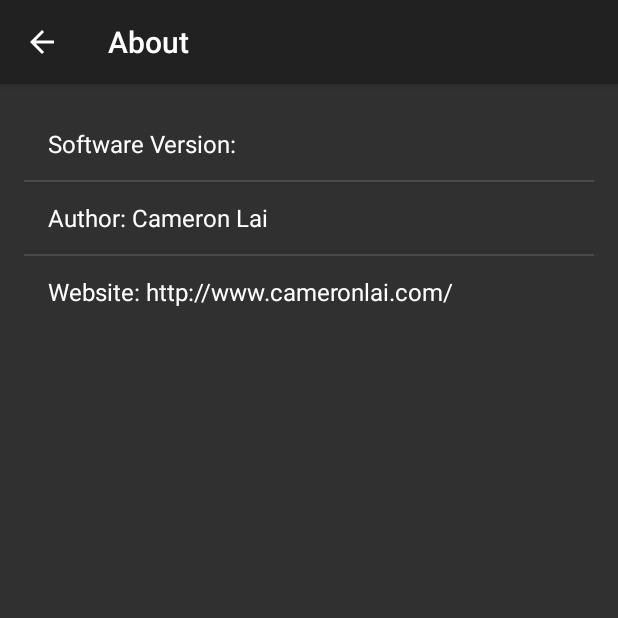
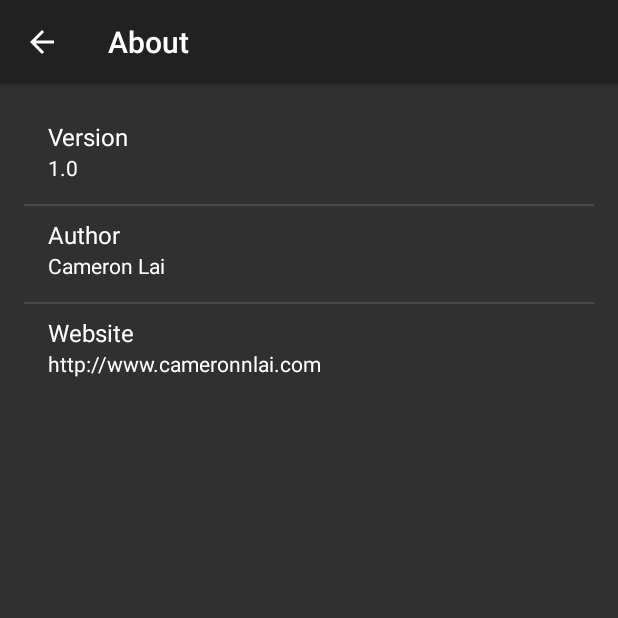
Before and after one commit to cameronlai/Phonehaviour, an Android app: the AboutActivity screen opened directly, with no data from a screen before it, on a phone screen of 412 x 824 dp, the top half of it. Run offline under Robolectric (Android 15) with nearby library versions, the phone set to English and light mode, and no system bars.

Commit message:
Update about page with two lines

```diff
--- a/app/src/main/java/com/cameronlai/phonehaviour/AboutActivity.java
+++ b/app/src/main/java/com/cameronlai/phonehaviour/AboutActivity.java
@@ -1,5 +1,6 @@
 package com.cameronlai.phonehaviour;
 
+import android.app.ListActivity;
 import android.content.Context;
 import android.content.Intent;
 import android.content.pm.PackageManager;
@@ -11,55 +12,37 @@ import android.view.MenuItem;
 import android.view.View;
 import android.widget.ArrayAdapter;
 import android.widget.ListView;
+import android.widget.SimpleAdapter;
+
+import org.apache.http.message.BasicNameValuePair;
 
 import java.util.ArrayList;
+import java.util.HashMap;
 import java.util.List;
 
 
 public class AboutActivity extends ActionBarActivity {
-    private  ListView listView ;
-    private Context context;
-
     @Override
     protected void onCreate(Bundle savedInstanceState) {
         super.onCreate(savedInstanceState);
         setContentView(R.layout.activity_about);
-        context = getApplicationContext();
-        List<String> values = new ArrayList<String>();
+        Context mContext = getApplicationContext();
+        ListView mListView = (ListView) findViewById(R.id.about_list);
 
-        // Get ListView object from xml
-        listView = (ListView) findViewById(R.id.about_list);
+        List<BasicNameValuePair> list = new ArrayList<BasicNameValuePair>();
+        BasicNameValuePair item;
 
-        // Get Data
-        String mSoftwareVersion = "Software Version: ";
-        try {
-            mSoftwareVersion = mSoftwareVersion.concat(context.getPackageManager().getPackageInfo(context.getPackageName(), 0).versionName);
-            values.add(mSoftwareVersion);
-        }
-        catch (PackageManager.NameNotFoundException e) {
-            // Do Nothing
-        }
-        values.add("Author: Cameron Lai");
-        values.add("Website: http://www.cameronlai.com/");
+        item = new BasicNameValuePair("Version",  mContext.getString(R.string.version));
+        list.add(item);
 
-        ArrayAdapter<String> adapter = new ArrayAdapter<String>(this,
-                android.R.layout.simple_list_item_1, android.R.id.text1, values);
+        item = new BasicNameValuePair("Author",  "Cameron Lai");
+        list.add(item);
 
-        listView.setAdapter(adapter);
-    }
+        item = new BasicNameValuePair("Website",  "http://www.cameronnlai.com");
+        list.add(item);
 
-    @Override
-    public boolean onOptionsItemSelected(MenuItem item) {
-        // Handle action bar item clicks here. The action bar will
-        // automatically handle clicks on the Home/Up button, so long
-        // as you specify a parent activity in AndroidManifest.xml.
-        int id = item.getItemId();
+        TwoLineListArrayAdapter sa = new TwoLineListArrayAdapter(this, list);
 
-        //noinspection SimplifiableIfStatement
-        if (id == R.id.action_settings) {
-            return true;
-        }
-
-        return super.onOptionsItemSelected(item);
+        mListView.setAdapter(sa);
     }
 }
--- /dev/null
+++ b/app/src/main/java/com/cameronlai/phonehaviour/TwoLineListArrayAdapter.java
@@ -0,0 +1,45 @@
+package com.cameronlai.phonehaviour;
+
+import android.content.Context;
+import android.view.LayoutInflater;
+import android.view.View;
+import android.view.ViewGroup;
+import android.widget.ArrayAdapter;
+import android.widget.TextView;
+
+import org.apache.http.message.BasicNameValuePair;
+
+import java.util.ArrayList;
+import java.util.Collections;
+import java.util.List;
+import java.util.concurrent.TimeUnit;
+
+/**
+ * Created by cameron on 13/01/15.
+ */
+public class TwoLineListArrayAdapter extends ArrayAdapter<BasicNameValuePair> {
+    private final Context context;
+    private List<BasicNameValuePair> list = new ArrayList<BasicNameValuePair>();
+
+    public TwoLineListArrayAdapter(Context context, List<BasicNameValuePair> inputList) {
+        super(context, android.R.layout.simple_list_item_2, inputList);
+        this.context = context;
+        this.list = inputList;
+    }
+
+    @Override
+    public View getView(int position, View convertView, ViewGroup parent) {
+        // Find all UI elements
+        LayoutInflater inflater = (LayoutInflater) context
+                .getSystemService(Context.LAYOUT_INFLATER_SERVICE);
+        View mRowView = inflater.inflate(android.R.layout.simple_list_item_2, parent, false);
+        TextView mTextViewText1 = (TextView) mRowView.findViewById(android.R.id.text1);
+        TextView mTextViewText2 = (TextView) mRowView.findViewById(android.R.id.text2);
+
+        BasicNameValuePair mBasicNameValuePair = list.get(position);
+        mTextViewText1.setText(mBasicNameValuePair.getName());
+        mTextViewText2.setText(mBasicNameValuePair.getValue());
+
+        return mRowView;
+    }
+}
--- a/app/src/main/res/layout/activity_about.xml
+++ b/app/src/main/res/layout/activity_about.xml
@@ -1,16 +1,16 @@
+<?xml version="1.0" encoding="utf-8"?>
 <LinearLayout xmlns:android="http://schemas.android.com/apk/res/android"
-    xmlns:tools="http://schemas.android.com/tools" android:layout_width="match_parent"
-    android:layout_height="match_parent" android:paddingLeft="@dimen/activity_horizontal_margin"
+    android:layout_width="fill_parent"
+    android:layout_height="fill_parent"
+    android:orientation="vertical"
+    android:paddingLeft="@dimen/activity_horizontal_margin"
     android:paddingRight="@dimen/activity_horizontal_margin"
     android:paddingTop="@dimen/activity_vertical_margin"
     android:paddingBottom="@dimen/activity_vertical_margin"
-    android:orientation="vertical"
-    tools:context="com.cameronlai.phonehaviour.AboutActivity">
-
+    >
     <ListView
         android:id="@+id/about_list"
         android:layout_height="wrap_content"
-        android:layout_width="match_parent">
-    </ListView>
-
+        android:layout_width="fill_parent"
+        />
 </LinearLayout>
--- a/app/src/main/res/values/strings.xml
+++ b/app/src/main/res/values/strings.xml
@@ -10,4 +10,5 @@
 
     <string name="main_activity_number_of_usageStats">Number of usage stats: </string>
     <string name="version">1.0</string>
+    <string name="action_about">About</string>
 </resources>
```
